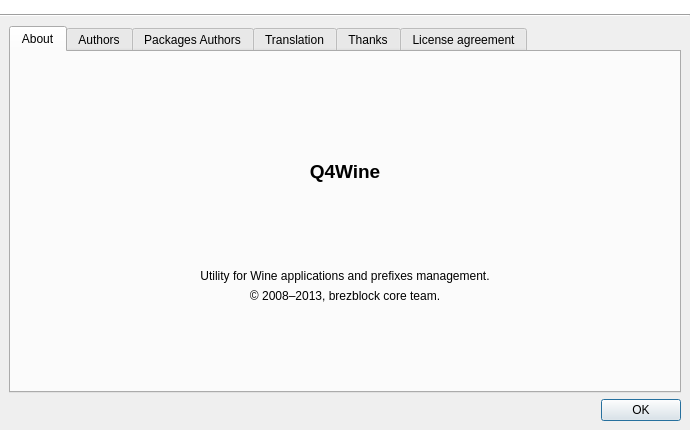
First picture: the form in src/q4wine-gui/uis/About.ui, repository brezerk/q4wine, before the edit.
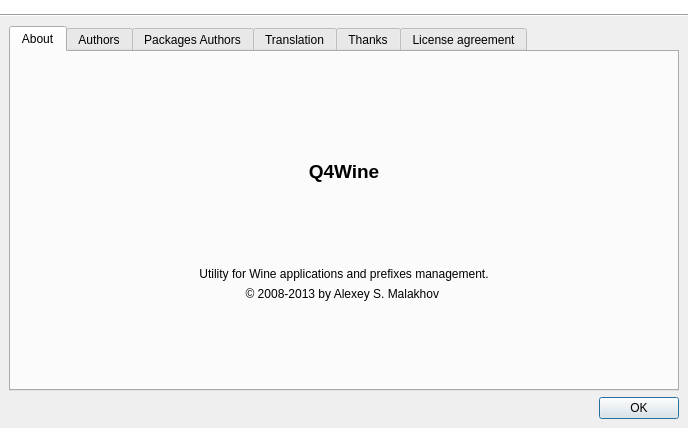
Second picture: the form after the edit. Icons and pictures are not drawn.

What changed in the file:
```diff
--- a/src/q4wine-gui/uis/About.ui
+++ b/src/q4wine-gui/uis/About.ui
@@ -6,8 +6,8 @@
    <rect>
     <x>0</x>
     <y>0</y>
-    <width>690</width>
-    <height>430</height>
+    <width>688</width>
+    <height>428</height>
    </rect>
   </property>
   <property name="minimumSize">
@@ -251,7 +251,7 @@
           <item>
            <widget class="QLabel" name="label_3">
             <property name="text">
-             <string notr="true">© 2008–2013, brezblock core team.</string>
+             <string notr="true">© 2008-2013 by Alexey S. Malakhov &lt;brezerk@gmail.com&gt;</string>
             </property>
             <property name="alignment">
              <set>Qt::AlignCenter</set>
```
